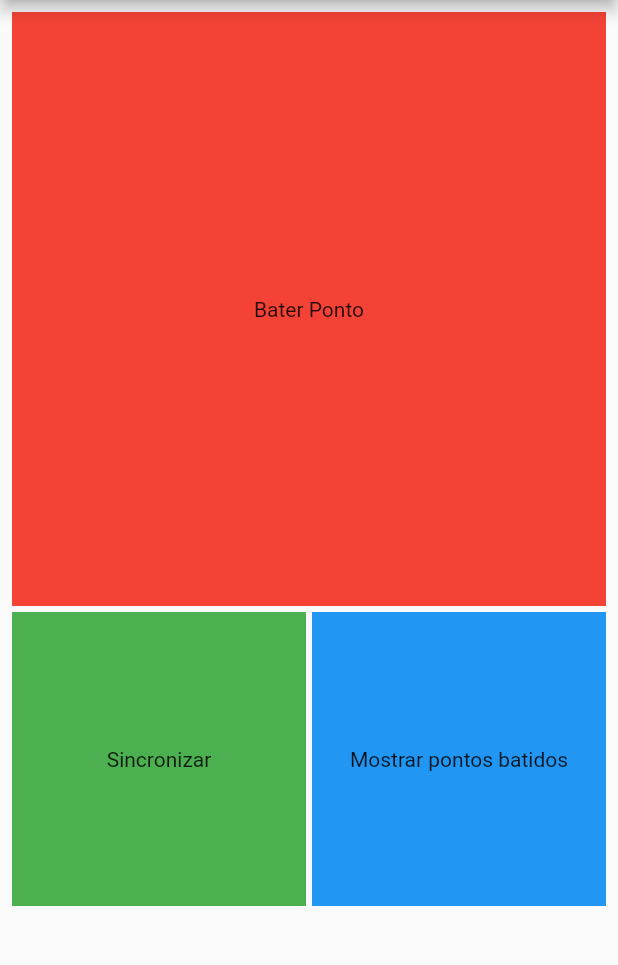
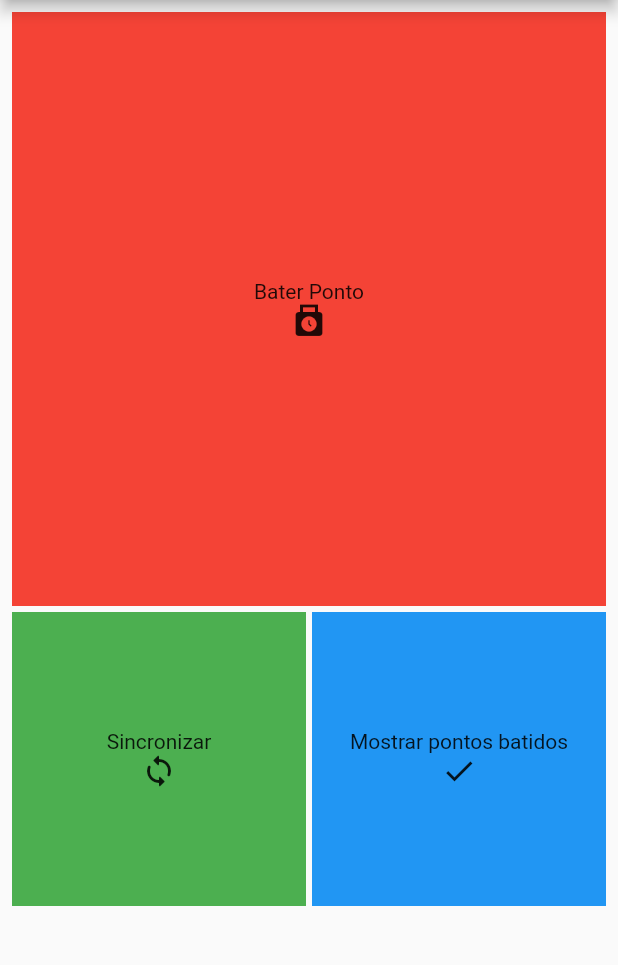
Before and after one commit to Marvingms7/pontosolu, a Flutter app: the screen it shows after launch, on a phone screen of 412 x 824 dp, the part 84-1049 px from its top. Run offline on Flutter 3.47's test engine with Material 2 defaults, Android fonts, the phone set to English and light mode, and no system bars.

Commit message:
Update main.dart

```diff
--- a/lib/main.dart
+++ b/lib/main.dart
@@ -43,10 +43,15 @@ class MyHomePage extends StatelessWidget {
                       mainAxisCellCount: 4,
                       child: Container(
                         color: Colors.red,
-                        child: const Center(
-                          child: Text(
+                        child: Center(
+                          child: Column(
+                            mainAxisAlignment: MainAxisAlignment.center,
+                            children: [
+                              Text(
                                 'Bater Ponto',
                                 textAlign: TextAlign.center,
+                              ), Icon(Icons.punch_clock)
+                            ],
                           ),
                         ),
                       ),
@@ -56,10 +61,15 @@ class MyHomePage extends StatelessWidget {
                       mainAxisCellCount: 2,
                       child: Container(
                         color: Colors.green,
-                        child: const Center(
-                          child: Text(
+                        child: Center(
+                          child: Column(
+                            mainAxisAlignment: MainAxisAlignment.center,
+                            children: [
+                              Text(
                                 'Sincronizar',
                                 textAlign: TextAlign.center,
+                              ), Icon(Icons.sync_rounded, )
+                            ],
                           ),
                         ),
                       ),
@@ -69,10 +79,15 @@ class MyHomePage extends StatelessWidget {
                       mainAxisCellCount: 2,
                       child: Container(
                         color: Colors.blue,
-                        child: const Center(
-                          child: Text(
+                        child:  Center(
+                          child: Column(
+                            mainAxisAlignment: MainAxisAlignment.center,
+                            children: [
+                               Text(
                                 'Mostrar pontos batidos',
                                 textAlign: TextAlign.center,
+                              ), Icon(Icons.check)
+                            ],
                           ),
                         ),
                       ),
```
Lines whose indentation alone changed are shown as unchanged.
